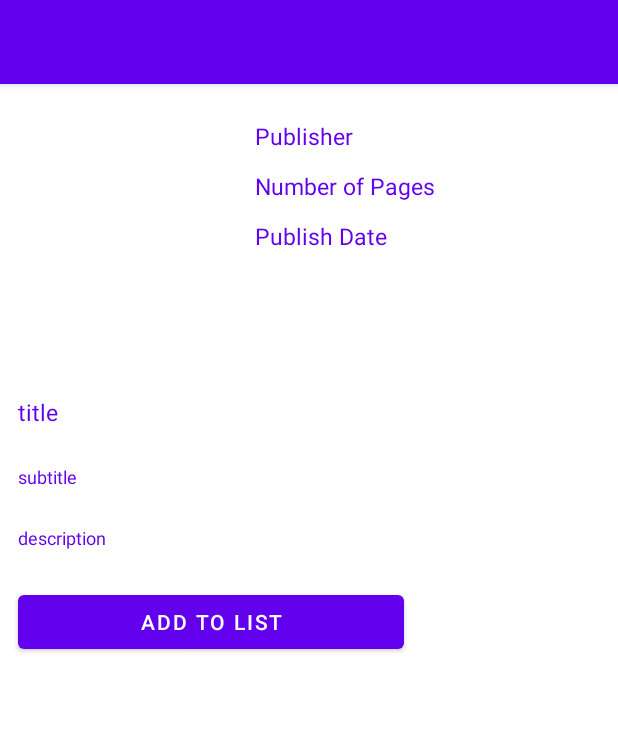
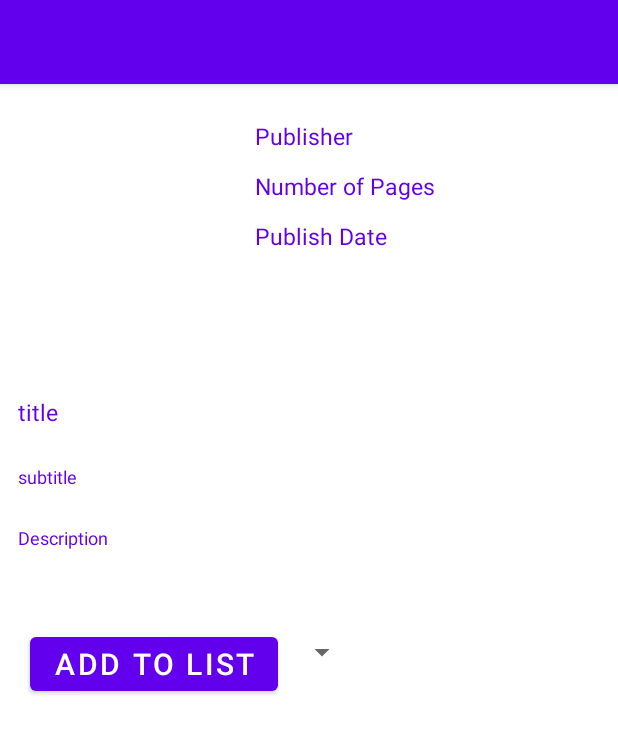
Before and after one commit to jackferguson44/FYP, an Android app: the layout activity_book_details.xml on its own in the app's theme, with its tools: preview values and no code run, on a phone screen of 412 x 824 dp. Shown: the top 733 px of the screen. Run offline under Robolectric (Android 15) with nearby library versions, the light colour scheme and no system bars.

```diff
--- a/app/src/main/res/layout/content_book_details.xml
+++ b/app/src/main/res/layout/content_book_details.xml
@@ -2,6 +2,7 @@
 <ScrollView
     xmlns:android="http://schemas.android.com/apk/res/android"
     xmlns:app="http://schemas.android.com/apk/res-auto"
+    xmlns:tools="http://schemas.android.com/tools"
     android:layout_width="match_parent"
     android:layout_height="match_parent"
     app:layout_behavior="@string/appbar_scrolling_view_behavior">
@@ -93,27 +94,41 @@
             android:layout_height="wrap_content"
             android:layout_margin="8dp"
             android:padding="4dp"
-            android:text="description"
+            android:text="Description"
             android:textColor="@color/colorPrimary"
             android:textSize="12sp" />
 
-        <LinearLayout
+        <androidx.constraintlayout.widget.ConstraintLayout
             android:layout_width="match_parent"
             android:layout_height="wrap_content"
             android:layout_margin="8dp"
             android:orientation="horizontal"
             android:weightSum="2">
 
+
             <Button
                 android:id="@+id/buttonAddToList"
                 android:layout_width="wrap_content"
                 android:layout_height="wrap_content"
-                android:layout_margin="4dp"
-                android:layout_weight="1"
+                android:layout_marginStart="12dp"
+                android:layout_marginTop="32dp"
                 android:text="Add To List"
-                android:layout_gravity="center"/>
+                android:textSize="20sp"
+                app:layout_constraintStart_toStartOf="parent"
+                app:layout_constraintTop_toTopOf="parent" />
 
-        </LinearLayout>
+            <Spinner
+                android:id="@+id/spinnerAddToList"
+                android:layout_width="wrap_content"
+                android:layout_height="wrap_content"
+                android:layout_marginStart="5dp"
+                android:layout_marginTop="15dp"
+                android:padding="8dp"
+                app:layout_constraintBottom_toBottomOf="parent"
+                app:layout_constraintStart_toEndOf="@+id/buttonAddToList"
+                app:layout_constraintTop_toTopOf="parent" />
+
+        </androidx.constraintlayout.widget.ConstraintLayout>
     </LinearLayout>
 
 </ScrollView>
--- a/app/src/main/res/values/strings.xml
+++ b/app/src/main/res/values/strings.xml
@@ -19,6 +19,11 @@
     <string name="title_activity_books">BooksActivity</string>
     <string name="title_activity_book_details">BookDetailsActivity</string>
     <string name="title_activity_read_list">ScrollingActivity</string>
+    <string-array name="spinner_list">
+        <item>Plan To Read</item>
+        <item>Reading</item>
+        <item>Read</item>
+    </string-array>
     <string name="large_text">
         "Material is the metaphor.\n\n"
 
```
Also changed, not shown: app/src/main/java/uk/ac/tees/t7099806/mediatracker2/BookDetailsActivity.java (+98 -13 lines).
